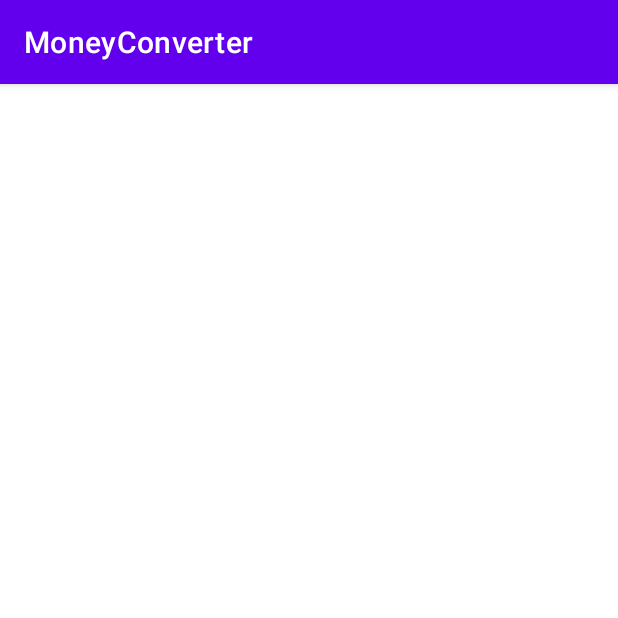
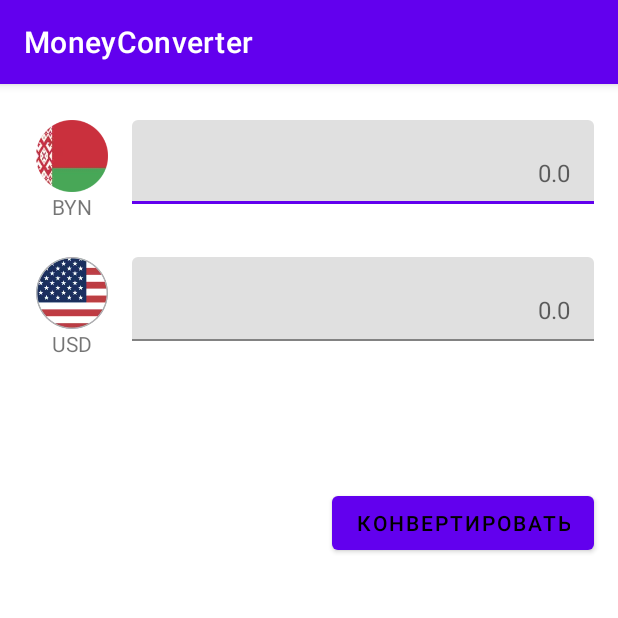
Before and after one commit to fliker2309/MoneyConverter, an Android app: the screen it shows after launch (MainActivity), on a phone screen of 412 x 824 dp, the top half of it. Run offline under Robolectric (Android 15) with nearby library versions, the phone set to English and light mode, and no system bars.

Commit message:
work with fragment_converter.xml

```diff
--- a/app/src/main/java/com/example/moneyconverter/main/presentation/MainActivity.kt
+++ b/app/src/main/java/com/example/moneyconverter/main/presentation/MainActivity.kt
@@ -7,6 +7,6 @@ import com.example.moneyconverter.R
 class MainActivity : AppCompatActivity() {
     override fun onCreate(savedInstanceState: Bundle?) {
         super.onCreate(savedInstanceState)
-        setContentView(R.layout.activity_main)
+        setContentView(R.layout.fragment_converter)
     }
 }
--- a/app/src/main/res/layout/fragment_converter.xml
+++ b/app/src/main/res/layout/fragment_converter.xml
@@ -1,6 +1,5 @@
 <?xml version="1.0" encoding="utf-8"?>
-<androidx.constraintlayout.widget.ConstraintLayout
-    xmlns:android="http://schemas.android.com/apk/res/android"
+<androidx.constraintlayout.widget.ConstraintLayout xmlns:android="http://schemas.android.com/apk/res/android"
     xmlns:app="http://schemas.android.com/apk/res-auto"
     xmlns:tools="http://schemas.android.com/tools"
     android:layout_width="match_parent"
@@ -23,22 +22,33 @@
         android:id="@+id/fromCurrentTV"
         android:layout_width="wrap_content"
         android:layout_height="wrap_content"
+        android:text="BYN"
         app:layout_constraintEnd_toEndOf="@id/fromCurrentFlagBtn"
         app:layout_constraintStart_toStartOf="@id/fromCurrentFlagBtn"
-        app:layout_constraintTop_toBottomOf="@id/fromCurrentFlagBtn"
-        android:text="BYN" />
+        app:layout_constraintTop_toBottomOf="@id/fromCurrentFlagBtn" />
+
 
     <com.google.android.material.textfield.TextInputLayout
-        android:layout_width="wrap_content"
+        android:id="@+id/fromCurrentTextInputLayout"
+        android:layout_width="0dp"
         android:layout_height="wrap_content"
-        app:layout_constraintStart_toEndOf="@id/fromCurrentFlagBtn"
-        app:layout_constraintTop_toTopOf="@id/fromCurrentFlagBtn"
-        app:layout_constraintEnd_toEndOf="parent">
+        android:layout_marginStart="@dimen/input_text_margin"
+        android:layout_marginEnd="@dimen/input_text_margin"
+        android:gravity="end"
+        app:hintEnabled="false"
+        app:layout_constraintEnd_toEndOf="parent"
+        app:layout_constraintStart_toEndOf="@id/barrier"
+        app:layout_constraintTop_toTopOf="@id/fromCurrentFlagBtn">
 
         <com.google.android.material.textfield.TextInputEditText
-            android:layout_width="wrap_content"
-            android:hint="@string/app_name"
-            android:layout_height="wrap_content"/>
+            android:id="@+id/fromCurrentTextInputEditText"
+            android:layout_width="match_parent"
+            android:layout_height="wrap_content"
+            android:gravity="end"
+            android:hint="@string/hint_string"
+            android:inputType="numberDecimal"
+            android:maxLength="19"
+            android:maxLines="1" />
 
     </com.google.android.material.textfield.TextInputLayout>
 
@@ -56,9 +66,51 @@
         android:id="@+id/toCurrentTV"
         android:layout_width="wrap_content"
         android:layout_height="wrap_content"
+        android:text="USD"
+        app:layout_constraintEnd_toEndOf="@id/toCurrentFlagBtn"
         app:layout_constraintStart_toStartOf="@id/toCurrentFlagBtn"
-        app:layout_constraintEnd_toEndOf="@id/toCurrentFlagBtn"
-        app:layout_constraintTop_toBottomOf="@id/toCurrentFlagBtn"
-        android:text="USD"/>
+        app:layout_constraintTop_toBottomOf="@id/toCurrentFlagBtn" />
+
+    <com.google.android.material.textfield.TextInputLayout
+        android:id="@+id/toCurrentTextInputLayout"
+        android:layout_width="0dp"
+        android:layout_height="wrap_content"
+        android:layout_marginStart="@dimen/input_text_margin"
+        android:layout_marginEnd="@dimen/input_text_margin"
+        android:gravity="end"
+        app:hintEnabled="false"
+        app:layout_constraintEnd_toEndOf="parent"
+        app:layout_constraintStart_toEndOf="@id/barrier"
+        app:layout_constraintTop_toTopOf="@id/toCurrentFlagBtn">
+
+        <com.google.android.material.textfield.TextInputEditText
+            android:id="@+id/toCurrentTextInputEditText"
+            android:layout_width="match_parent"
+            android:layout_height="wrap_content"
+            android:gravity="end"
+            android:hint="@string/hint_string"
+            android:inputType="numberDecimal"
+            android:maxLength="19"
+            android:maxLines="1" />
+
+    </com.google.android.material.textfield.TextInputLayout>
+
+    <androidx.constraintlayout.widget.Barrier
+        android:id="@+id/barrier"
+        android:layout_width="wrap_content"
+        android:layout_height="wrap_content"
+        app:barrierDirection="right"
+        app:constraint_referenced_ids="toCurrentTV,fromCurrentFlagBtn,fromCurrentTV,toCurrentFlagBtn"
+        tools:layout_editor_absoluteX="411dp" />
+
+    <com.google.android.material.button.MaterialButton
+        android:layout_width="wrap_content"
+        android:layout_height="wrap_content"
+        android:layout_marginTop="@dimen/convert_button_dimen"
+        android:layout_marginEnd="@dimen/input_text_margin"
+        android:text="@string/convert"
+        android:textColor="@color/black"
+        app:layout_constraintEnd_toEndOf="parent"
+        app:layout_constraintTop_toBottomOf="@id/toCurrentTV" />
 
 </androidx.constraintlayout.widget.ConstraintLayout>
--- a/app/src/main/res/values/dimen.xml
+++ b/app/src/main/res/values/dimen.xml
@@ -1,7 +1,9 @@
 <?xml version="1.0" encoding="utf-8"?>
 <resources>
+    <dimen name="input_text_margin">16dp</dimen>
     <dimen name="flag_margin_size">24dp</dimen>
     <dimen name="flag_fab_size">48dp</dimen>
+    <dimen name="convert_button_dimen">86dp</dimen>
 
 
 </resources>
--- a/app/src/main/res/values/strings.xml
+++ b/app/src/main/res/values/strings.xml
@@ -1,4 +1,6 @@
 <resources>
     <string name="app_name">MoneyConverter</string>
     <string name="converter_from_currency_icon_content_description" />
+    <string name="hint_string">0.0</string>
+    <string name="convert">Конвертировать</string>
 </resources>
```
